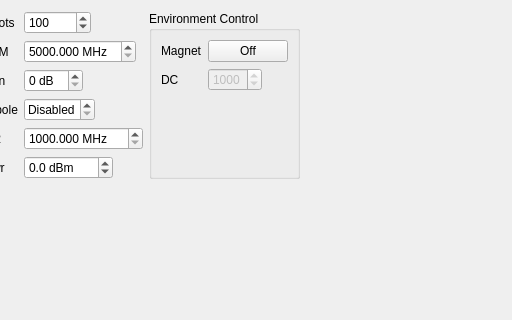
kncrabtree/qtftm, file singlescanwidget.ui: the form before one commit; both pictures show x 228 to 740 and y 0 to 320 of the 740 by 528 pixel window.
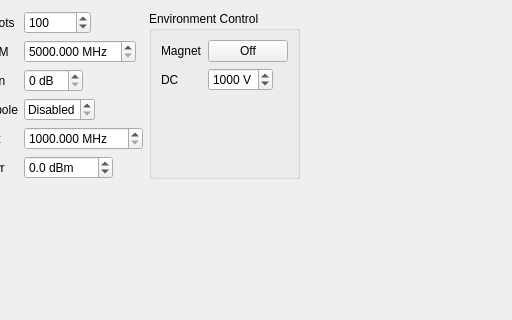
The form after the commit. Custom widgets are drawn as their Qt base class.

```diff
--- a/singlescanwidget.ui
+++ b/singlescanwidget.ui
@@ -219,7 +219,10 @@
         <item row="1" column="1">
          <widget class="QSpinBox" name="dcControlSpinBox">
           <property name="enabled">
-           <bool>false</bool>
+           <bool>true</bool>
+          </property>
+          <property name="suffix">
+           <string> V</string>
           </property>
           <property name="maximum">
            <number>2000</number>
```
